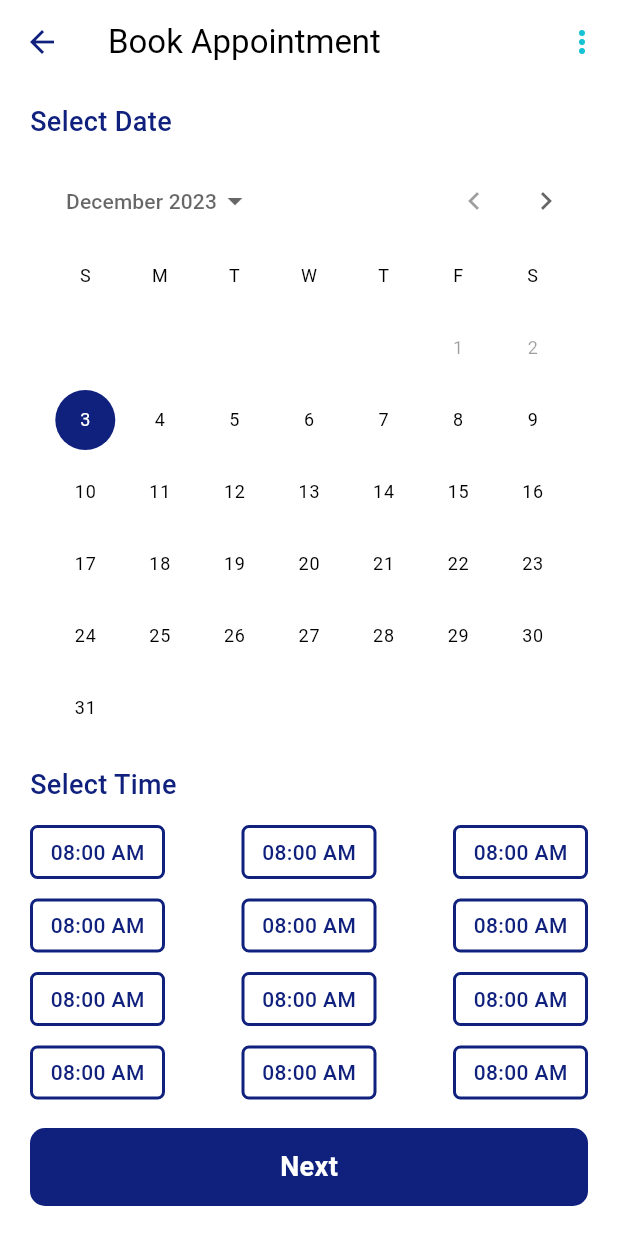
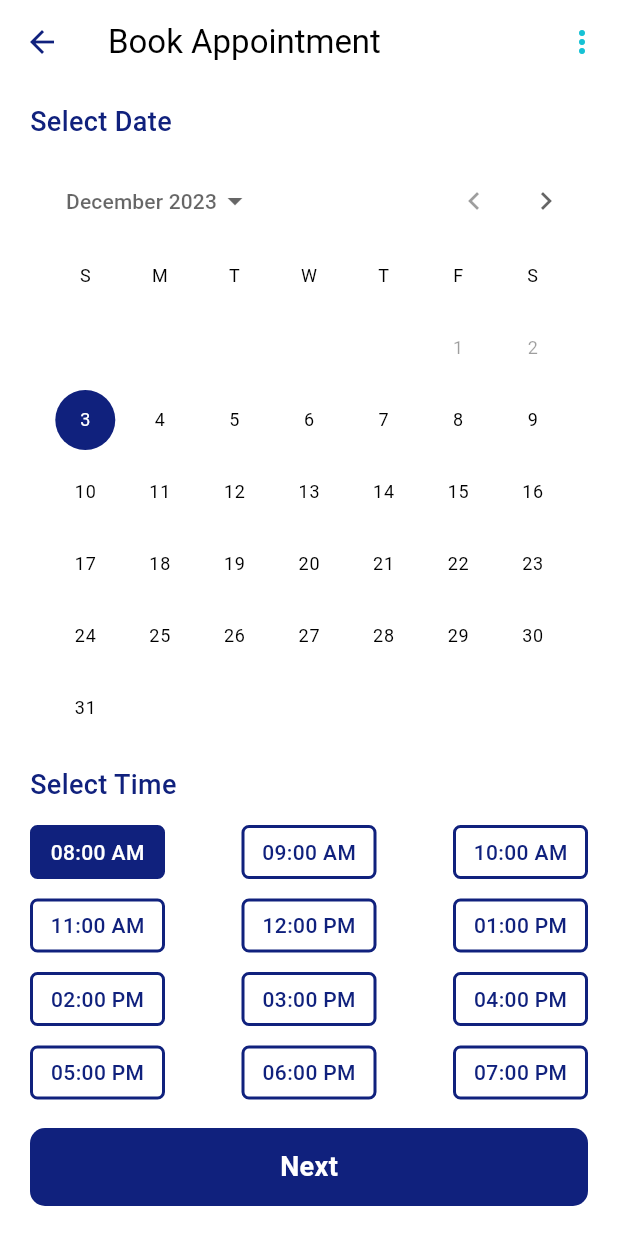
Before and after one commit to abhijeet-Bh/alemeno, a Flutter app: the DateTimeView screen opened by its route, after a tap on "08:00 AM", on a phone screen of 412 x 824 dp. Run offline on Flutter 3.47's test engine with Material 3 defaults, Android fonts, the phone set to English and light mode, and no system bars; our stand-ins replace flutter_svg.

Commit message:
feat: datetime picker functionality added

```diff
--- a/lib/features/cart/presentation/views/date_time_view.dart
+++ b/lib/features/cart/presentation/views/date_time_view.dart
@@ -1,3 +1,4 @@
+import 'package:alemeno/utils/cart_service.dart';
 import 'package:flutter/material.dart';
 import 'package:flutter_svg/flutter_svg.dart';
 
@@ -12,9 +13,31 @@ class DateTimeView extends StatefulWidget {
   State<DateTimeView> createState() => _DateTimeViewState();
 }
 
+int currIndex = -1;
+
+final times = [
+  '08:00 AM',
+  '09:00 AM',
+  '10:00 AM',
+  '11:00 AM',
+  '12:00 PM',
+  '01:00 PM',
+  '02:00 PM',
+  '03:00 PM',
+  '04:00 PM',
+  '05:00 PM',
+  '06:00 PM',
+  '07:00 PM',
+];
+
+CartService _cartService = CartService();
+
 class _DateTimeViewState extends State<DateTimeView> {
+  DateTime currentDate = DateTime.now();
+
   @override
   Widget build(BuildContext context) {
+    _cartService.setDate(currentDate.toLocal().toString().split(' ')[0]);
     return Scaffold(
       appBar: AppBar(
         title: const Text("Book Appointment"),
@@ -50,7 +73,11 @@ class _DateTimeViewState extends State<DateTimeView> {
                       initialDate: DateTime.now(),
                       firstDate: DateTime.now(),
                       lastDate: DateTime(2100),
-                      onDateChanged: (date) {},
+                      onDateChanged: (sldate) {
+                        currentDate = sldate;
+                        _cartService
+                            .setDate(sldate.toLocal().toString().split(' ')[0]);
+                      },
                     ),
                     const SizedBox(
                       height: 14,
@@ -64,27 +91,28 @@ class _DateTimeViewState extends State<DateTimeView> {
                     const SizedBox(
                       height: 14,
                     ),
-                    const SizedBox(
+                    SizedBox(
                       width: double.infinity,
                       child: Wrap(
                         alignment: WrapAlignment.spaceBetween,
                         runAlignment: WrapAlignment.spaceBetween,
                         runSpacing: 13,
                         spacing: 33,
-                        children: [
-                          TimeSlotChip(),
-                          TimeSlotChip(),
-                          TimeSlotChip(),
-                          TimeSlotChip(),
-                          TimeSlotChip(),
-                          TimeSlotChip(),
-                          TimeSlotChip(),
-                          TimeSlotChip(),
-                          TimeSlotChip(),
-                          TimeSlotChip(),
-                          TimeSlotChip(),
-                          TimeSlotChip(),
-                        ],
+                        children: times
+                            .map(
+                              (e) => InkWell(
+                                  child: TimeSlotChip(
+                                    index: times.indexOf(e),
+                                  ),
+                                  onTap: () {
+                                    setState(() {
+                                      currIndex = times.indexOf(e);
+                                      _cartService
+                                          .setTime(times[times.indexOf(e)]);
+                                    });
+                                  }),
+                            )
+                            .toList(),
                       ),
                     ),
                   ],
@@ -98,6 +126,7 @@ class _DateTimeViewState extends State<DateTimeView> {
           Padding(
             padding:
                 const EdgeInsets.only(left: 20, right: 20, bottom: 20, top: 10),
+            child: InkWell(
               child: Container(
                 height: 52,
                 decoration: BoxDecoration(
@@ -111,6 +140,8 @@ class _DateTimeViewState extends State<DateTimeView> {
                   ),
                 ),
               ),
+              onTap: () => Navigator.pop(context, currentDate),
+            ),
           )
         ],
       ),
@@ -119,17 +150,20 @@ class _DateTimeViewState extends State<DateTimeView> {
 }
 
 class TimeSlotChip extends StatelessWidget {
+  final int index;
   const TimeSlotChip({
+    required this.index,
     super.key,
   });
 
   @override
   Widget build(BuildContext context) {
-    return InkWell(
-      child: Container(
+    return Container(
       width: 90,
       height: 36,
       decoration: BoxDecoration(
+          color:
+              (currIndex == index) ? AppTheme.primaryColor : Colors.transparent,
           border: Border.all(
             color: AppTheme.primaryColor,
             width: 2,
@@ -137,14 +171,15 @@ class TimeSlotChip extends StatelessWidget {
           borderRadius: BorderRadius.circular(5)),
       child: Center(
         child: Text(
-            "08:00 AM",
+          times[index],
           style: AppTheme.primaryBodyTextLargeBlue.copyWith(
+            color: (currIndex == index)
+                ? AppTheme.whiteColor
+                : AppTheme.primaryColor,
             fontWeight: FontWeight.w500,
           ),
         ),
       ),
-      ),
-      onTap: () {},
     );
   }
 }
--- a/lib/features/home/presentation/views/home_page_view.dart
+++ b/lib/features/home/presentation/views/home_page_view.dart
@@ -69,7 +69,7 @@ class _HomePageState extends State<HomePage> {
                   childAspectRatio: 140 / 160,
                   crossAxisCount: 2, // number of items in each row
                   mainAxisSpacing: 14.0, // spacing between rows
-                  crossAxisSpacing: 14.0, // spacing between columns
+                  crossAxisSpacing: 31.0, // spacing between columns
                 ), // padding around the grid
                 itemCount: 4, // total number of items
                 itemBuilder: (context, index) {
--- /dev/null
+++ b/lib/utils/cart_service.dart
@@ -0,0 +1,32 @@
+class CartService {
+  // Private constructor to prevent direct instantiation
+  CartService._();
+
+  // Singleton instance
+  static final CartService _instance = CartService._();
+
+  // Factory constructor to provide access to the instance
+  factory CartService() {
+    return _instance;
+  }
+
+  //variables
+  String? date;
+  String? time;
+
+  // User information
+  void setCurrentUser() {}
+
+  //setters
+  void setTime(String time) {
+    this.time = time;
+  }
+
+  void setDate(String date) {
+    this.date = date;
+  }
+
+  //getters
+  get getDate => date;
+  get getTime => time;
+}
```
Also changed, not shown: lib/features/cart/presentation/views/cart_view.dart (+29 -8 lines). Lines whose indentation alone changed are shown as unchanged.
